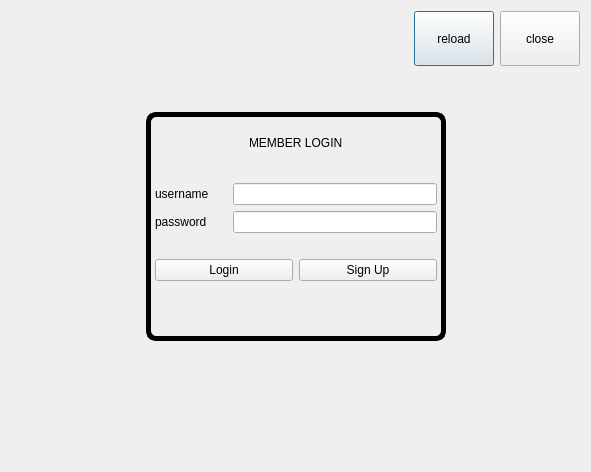
Before: the Qt Designer form dialog.ui in EotDc35F/project, drawn with Qt 5.
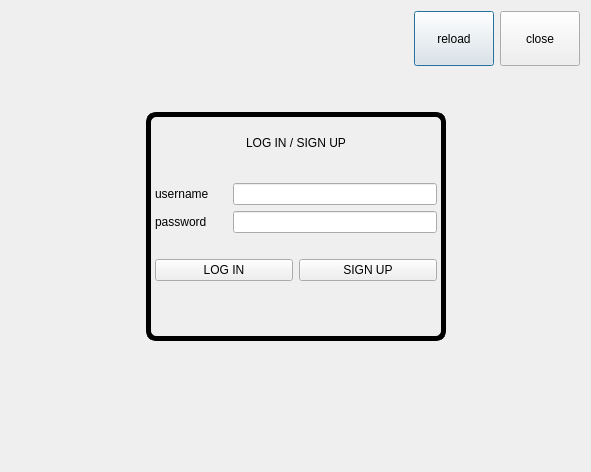
After: the same form once the commit is applied.

What changed in the file:
```diff
--- a/dialog.ui
+++ b/dialog.ui
@@ -154,7 +154,7 @@
            <item>
             <widget class="QLabel" name="label_2">
              <property name="text">
-              <string>MEMBER LOGIN</string>
+              <string>LOG IN / SIGN UP</string>
              </property>
             </widget>
            </item>
@@ -280,14 +280,14 @@
           <item>
            <widget class="QPushButton" name="login">
             <property name="text">
-             <string>Login</string>
+             <string>LOG IN</string>
             </property>
            </widget>
           </item>
           <item>
            <widget class="QPushButton" name="signup">
             <property name="text">
-             <string>Sign Up</string>
+             <string>SIGN UP</string>
             </property>
            </widget>
           </item>
```
Left out of the diff: 6 changed lines with no effect on the pictures.
